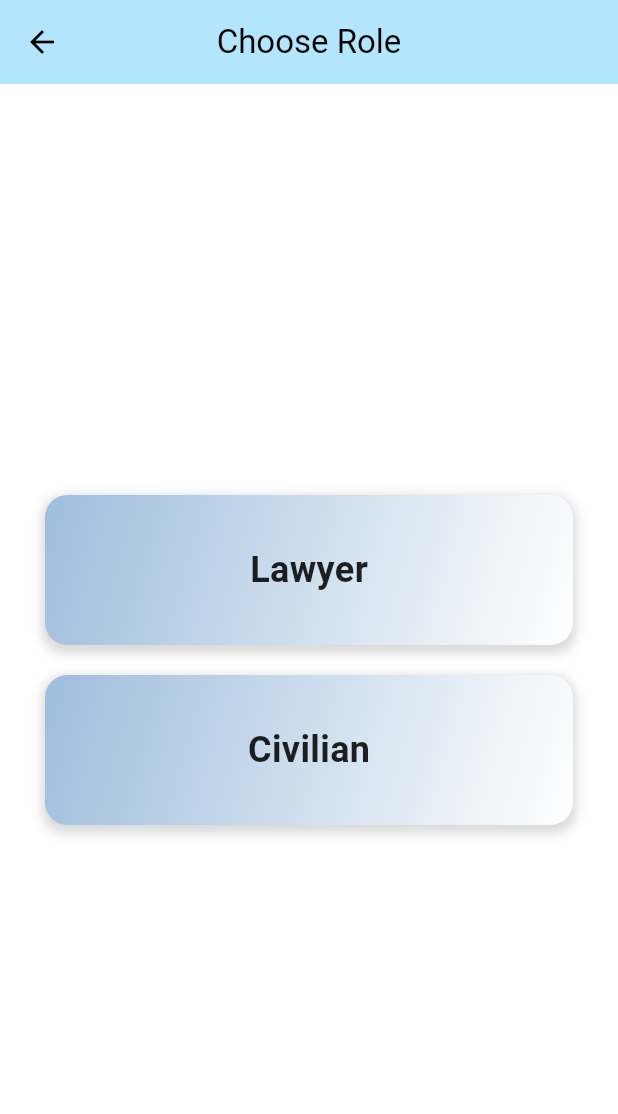
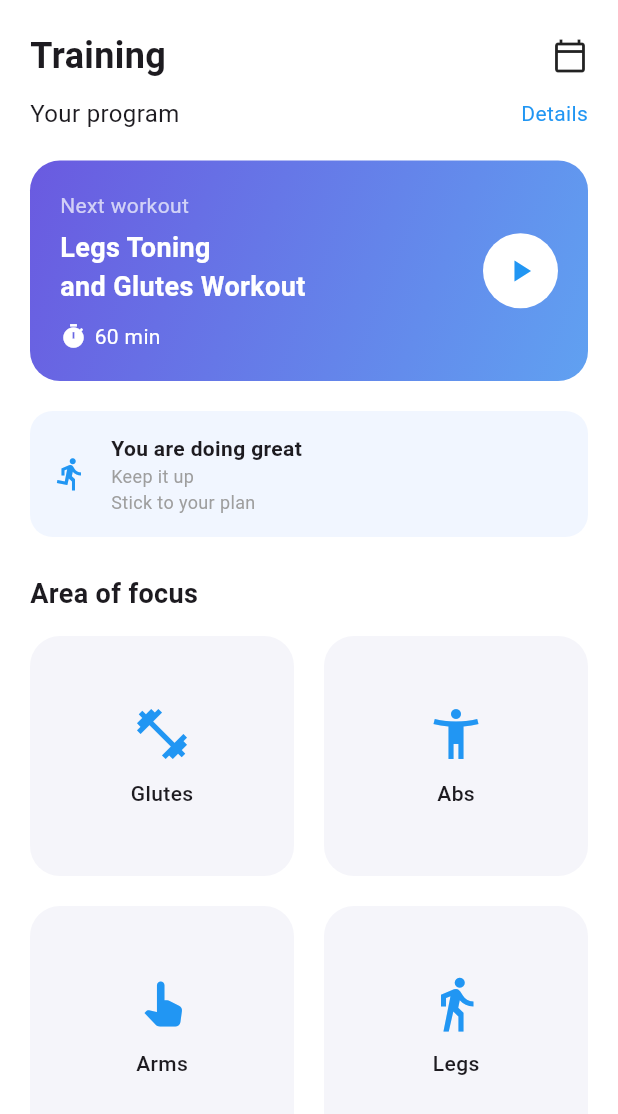
Before and after one commit to malilalilaaa/Veridicta, a Flutter app: the ChooseRoleScreen screen opened directly, after a tap on "Civilian", on a phone screen of 412 x 824 dp. Shown: the top 1114 px of the screen. Run offline on Flutter 3.47's test engine with Material 3 defaults, Android fonts, the phone set to English and light mode, and no system bars; our stand-ins replace calendar_date_picker2, file_picker, flutter_markdown, flutter_rating_stars, geolocator, image_picker and 3 more; missing offline and left inert: web_socket_client; accounts and stored records are empty.

Commit message:
Add Dashboard widget with workout and focus area sections

```diff
--- a/lib/initial_screens/choose.dart
+++ b/lib/initial_screens/choose.dart
@@ -1,4 +1,6 @@
 import 'package:flutter/material.dart';
+import 'package:open_court/user/Ai_assistant/ai_home.dart';
+import 'package:open_court/user/Dashboard.dart';
 import 'package:open_court/utils/Pallete.dart';
 
 class ChooseRoleScreen extends StatelessWidget {
@@ -7,14 +9,9 @@ class ChooseRoleScreen extends StatelessWidget {
   @override
   Widget build(BuildContext context) {
     return Scaffold(
-      backgroundColor: Colors.white,
-      appBar: AppBar(
-        title: const Text('Choose Role'),
-        centerTitle: true,
-        backgroundColor: Colors.lightBlue[100],
-        elevation: 0,
-      ),
-      body: Padding(
+      body: Container(
+        decoration: BoxDecoration(gradient: Pallete.bg),
+        child: Padding(
           padding: const EdgeInsets.symmetric(horizontal: 30.0),
           child: Column(
             mainAxisAlignment: MainAxisAlignment.center,
@@ -23,6 +20,7 @@ class ChooseRoleScreen extends StatelessWidget {
               const SizedBox(height: 20),
               RoleButton(title: 'Civilian'),
             ],
+          ),
         ),
       ),
     );
@@ -35,16 +33,27 @@ class RoleButton extends StatelessWidget {
 
   @override
   Widget build(BuildContext context) {
-    return GestureDetector(
+    return InkWell(
       onTap: () {
-        // Handle button tap
         debugPrint('$title button tapped');
+        if (title == 'Lawyer') {
+          Navigator.push(
+            context,
+            MaterialPageRoute(builder: (context) => const Ai_Home()),
+          );
+        } else if (title == 'Civilian') {
+          Navigator.push(
+            context,
+            MaterialPageRoute(builder: (context) => Dashboard()),
+          );
+        }
       },
+      borderRadius: BorderRadius.circular(15),
       child: Container(
         width: double.infinity,
         height: 100,
         decoration: BoxDecoration(
-          gradient: Pallete.bg,
+          color: Pallete.footer,
           borderRadius: BorderRadius.circular(15),
           boxShadow: [
             BoxShadow(
@@ -61,7 +70,7 @@ class RoleButton extends StatelessWidget {
             style: const TextStyle(
               fontSize: 24,
               fontWeight: FontWeight.bold,
-              color: Colors.black87,
+              color: Pallete.cardColor,
             ),
           ),
         ),
--- /dev/null
+++ b/lib/user/Dashboard.dart
@@ -0,0 +1,191 @@
+import 'package:flutter/material.dart';
+
+class Dashboard extends StatelessWidget {
+  const Dashboard({super.key});
+
+  @override
+  Widget build(BuildContext context) {
+    return Scaffold(
+      backgroundColor: Colors.white,
+      body: SafeArea(
+        child: Padding(
+          padding: const EdgeInsets.all(20),
+          child: SingleChildScrollView(
+            child: Column(
+              crossAxisAlignment: CrossAxisAlignment.start,
+              children: [
+                // Title
+                Row(
+                  mainAxisAlignment: MainAxisAlignment.spaceBetween,
+                  children: const [
+                    Text(
+                      "Training",
+                      style: TextStyle(
+                        fontSize: 24,
+                        fontWeight: FontWeight.bold,
+                      ),
+                    ),
+                    Icon(Icons.calendar_today_outlined),
+                  ],
+                ),
+                SizedBox(height: 10),
+
+                // Your program section
+                Row(
+                  mainAxisAlignment: MainAxisAlignment.spaceBetween,
+                  children: const [
+                    Text("Your program", style: TextStyle(fontSize: 16)),
+                    Text(
+                      "Details",
+                      style: TextStyle(fontSize: 14, color: Colors.blue),
+                    ),
+                  ],
+                ),
+                SizedBox(height: 20),
+
+                // Next workout card
+                Container(
+                  padding: const EdgeInsets.all(20),
+                  decoration: BoxDecoration(
+                    gradient: LinearGradient(
+                      colors: [Color(0xFF6A5AE0), Color(0xFF60A1F1)],
+                      begin: Alignment.topLeft,
+                      end: Alignment.bottomRight,
+                    ),
+                    borderRadius: BorderRadius.circular(20),
+                  ),
+                  child: Row(
+                    mainAxisAlignment: MainAxisAlignment.spaceBetween,
+                    children: [
+                      Column(
+                        crossAxisAlignment: CrossAxisAlignment.start,
+                        children: const [
+                          Text(
+                            "Next workout",
+                            style: TextStyle(
+                              color: Colors.white70,
+                              fontSize: 14,
+                            ),
+                          ),
+                          SizedBox(height: 5),
+                          Text(
+                            "Legs Toning\nand Glutes Workout",
+                            style: TextStyle(
+                              color: Colors.white,
+                              fontWeight: FontWeight.bold,
+                              fontSize: 18,
+                            ),
+                          ),
+                          SizedBox(height: 10),
+                          Row(
+                            children: [
+                              Icon(Icons.timer, color: Colors.white, size: 18),
+                              SizedBox(width: 5),
+                              Text(
+                                "60 min",
+                                style: TextStyle(
+                                  color: Colors.white,
+                                  fontSize: 14,
+                                ),
+                              ),
+                            ],
+                          ),
+                        ],
+                      ),
+                      CircleAvatar(
+                        backgroundColor: Colors.white,
+                        radius: 25,
+                        child: Icon(Icons.play_arrow, color: Colors.blue),
+                      ),
+                    ],
+                  ),
+                ),
+                SizedBox(height: 20),
+
+                // Motivation banner
+                Container(
+                  padding: const EdgeInsets.all(15),
+                  decoration: BoxDecoration(
+                    color: Color(0xFFF1F6FF),
+                    borderRadius: BorderRadius.circular(15),
+                  ),
+                  child: Row(
+                    children: [
+                      Icon(Icons.directions_run, color: Colors.blue),
+                      SizedBox(width: 15),
+                      Column(
+                        crossAxisAlignment: CrossAxisAlignment.start,
+                        children: [
+                          Text(
+                            "You are doing great",
+                            style: TextStyle(fontWeight: FontWeight.w600),
+                          ),
+                          Text(
+                            "Keep it up\nStick to your plan",
+                            style: TextStyle(fontSize: 12, color: Colors.grey),
+                          ),
+                        ],
+                      ),
+                    ],
+                  ),
+                ),
+                SizedBox(height: 25),
+
+                // Area of focus title
+                const Text(
+                  "Area of focus",
+                  style: TextStyle(fontSize: 18, fontWeight: FontWeight.w600),
+                ),
+                SizedBox(height: 15),
+
+                // Focus area grid
+                GridView.count(
+                  crossAxisCount: 2,
+                  shrinkWrap: true,
+                  physics: const NeverScrollableScrollPhysics(),
+                  crossAxisSpacing: 20,
+                  mainAxisSpacing: 20,
+                  childAspectRatio: 1.1,
+                  children: const [
+                    FocusAreaCard(title: "Glutes", icon: Icons.fitness_center),
+                    FocusAreaCard(title: "Abs", icon: Icons.accessibility_new),
+                    FocusAreaCard(title: "Arms", icon: Icons.pan_tool_alt),
+                    FocusAreaCard(title: "Legs", icon: Icons.directions_walk),
+                  ],
+                ),
+              ],
+            ),
+          ),
+        ),
+      ),
+    );
+  }
+}
+
+class FocusAreaCard extends StatelessWidget {
+  final String title;
+  final IconData icon;
+
+  const FocusAreaCard({super.key, required this.title, required this.icon});
+
+  @override
+  Widget build(BuildContext context) {
+    return Container(
+      decoration: BoxDecoration(
+        color: Color(0xFFF5F5FA),
+        borderRadius: BorderRadius.circular(20),
+      ),
+      child: Column(
+        mainAxisAlignment: MainAxisAlignment.center,
+        children: [
+          Icon(icon, size: 40, color: Colors.blue),
+          SizedBox(height: 10),
+          Text(
+            title,
+            style: TextStyle(fontSize: 14, fontWeight: FontWeight.w500),
+          ),
+        ],
+      ),
+    );
+  }
+}
--- a/pubspec.yaml
+++ b/pubspec.yaml
@@ -98,6 +98,7 @@ flutter:
     - assets/env_l.png
     - assets/ml.png
     - assets/pl.png
+    - assets/report.json
     - assets/lawyer2.jpeg
     - assets/lawyer3.jpeg
     - assets/lottie/1.json
```
Also changed, not shown: lib/initial_screens/onboard.dart (+7 -14 lines), lib/main.dart (+2 -11 lines), lib/user/Hire_lawyer/video_appointment/join_with_code.dart (deleted, +0 -66 lines), lib/user/Hire_lawyer/video_appointment/new_call.dart (deleted, +0 -100 lines), lib/user/Hire_lawyer/video_appointment/video_call.dart (deleted, +0 -62 lines), lib/user/Hire_lawyer/video_appointment/video_home.dart (deleted, +0 -59 lines), 7 other files. Lines whose indentation alone changed are shown as unchanged.
